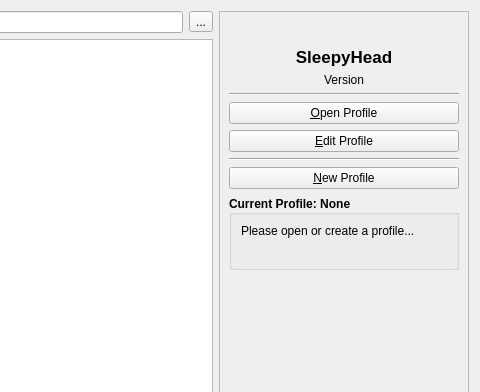
Qt form sleepyhead/profileselector.ui (sbonaime/sleepyhead-code.) before a commit; both pictures show x 432 to 912 and y 0 to 392 of the 912 by 696 pixel window.
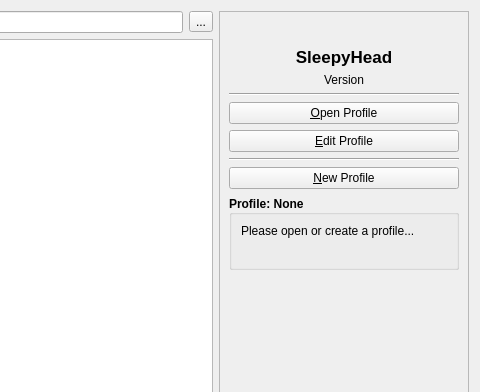
The same form after that commit. Icons and pictures are not drawn.

Commit message: Make profile selection a little smarter

The edit to the form file:
```diff
--- a/sleepyhead/profileselector.ui
+++ b/sleepyhead/profileselector.ui
@@ -244,7 +244,7 @@
            </font>
           </property>
           <property name="title">
-           <string>Current Profile: None</string>
+           <string>Profile: None</string>
           </property>
           <property name="alignment">
            <set>Qt::AlignLeading|Qt::AlignLeft|Qt::AlignVCenter</set>
```
Left out of the diff: 2 changed lines with no effect on the pictures. The commit also changes 16 other files.
